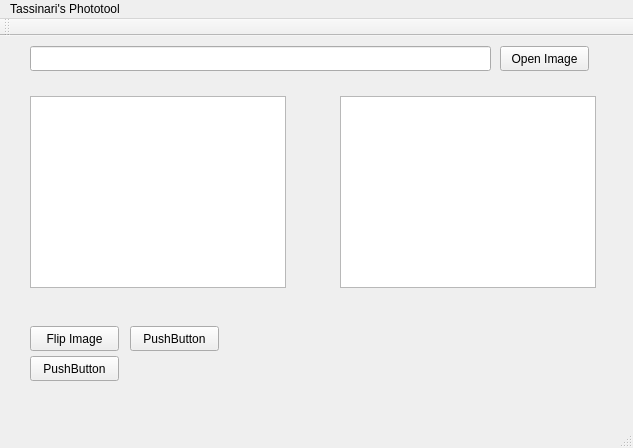
Old version of the form mainwindow.ui in the repository guitassinari/fpi-project.
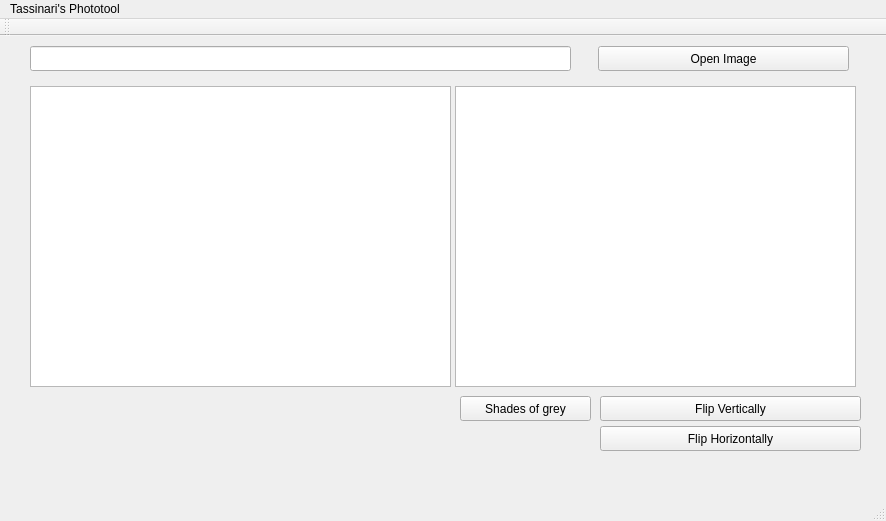
New version of the form.

Commit message: flips image horizontally

```diff
--- a/mainwindow.ui
+++ b/mainwindow.ui
@@ -6,8 +6,8 @@
    <rect>
     <x>0</x>
     <y>0</y>
-    <width>633</width>
-    <height>448</height>
+    <width>886</width>
+    <height>521</height>
    </rect>
   </property>
   <property name="windowTitle">
@@ -17,35 +17,35 @@
    <widget class="QPushButton" name="pushButton">
     <property name="geometry">
      <rect>
-      <x>30</x>
-      <y>320</y>
-      <width>89</width>
+      <x>600</x>
+      <y>390</y>
+      <width>261</width>
       <height>25</height>
      </rect>
     </property>
     <property name="text">
-     <string>PushButton</string>
+     <string>Flip Horizontally</string>
     </property>
    </widget>
    <widget class="QPushButton" name="pushButton_2">
     <property name="geometry">
      <rect>
-      <x>130</x>
-      <y>290</y>
-      <width>89</width>
+      <x>460</x>
+      <y>360</y>
+      <width>131</width>
       <height>25</height>
      </rect>
     </property>
     <property name="text">
-     <string>PushButton</string>
+     <string>Shades of grey</string>
     </property>
    </widget>
    <widget class="QPushButton" name="OpenImageButton">
     <property name="geometry">
      <rect>
-      <x>500</x>
+      <x>598</x>
       <y>10</y>
-      <width>89</width>
+      <width>251</width>
       <height>25</height>
      </rect>
     </property>
@@ -56,33 +56,33 @@
    <widget class="QPushButton" name="FlipButton">
     <property name="geometry">
      <rect>
-      <x>30</x>
-      <y>290</y>
-      <width>89</width>
+      <x>600</x>
+      <y>360</y>
+      <width>261</width>
       <height>25</height>
      </rect>
     </property>
     <property name="text">
-     <string>Flip Image</string>
+     <string>Flip Vertically</string>
     </property>
    </widget>
    <widget class="QGraphicsView" name="OriginalImage">
     <property name="geometry">
      <rect>
       <x>30</x>
-      <y>60</y>
-      <width>256</width>
-      <height>192</height>
+      <y>50</y>
+      <width>421</width>
+      <height>301</height>
      </rect>
     </property>
    </widget>
    <widget class="QGraphicsView" name="EditedImage">
     <property name="geometry">
      <rect>
-      <x>340</x>
-      <y>60</y>
-      <width>256</width>
-      <height>192</height>
+      <x>455</x>
+      <y>50</y>
+      <width>401</width>
+      <height>301</height>
      </rect>
     </property>
    </widget>
@@ -91,7 +91,7 @@
      <rect>
       <x>30</x>
       <y>10</y>
-      <width>461</width>
+      <width>541</width>
       <height>25</height>
      </rect>
     </property>
@@ -111,7 +111,7 @@
     <rect>
      <x>0</x>
      <y>0</y>
-     <width>633</width>
+     <width>886</width>
      <height>22</height>
     </rect>
    </property>
```
Left out of the diff: 4 changed lines with no effect on the pictures. The commit also changes 10 other files.
